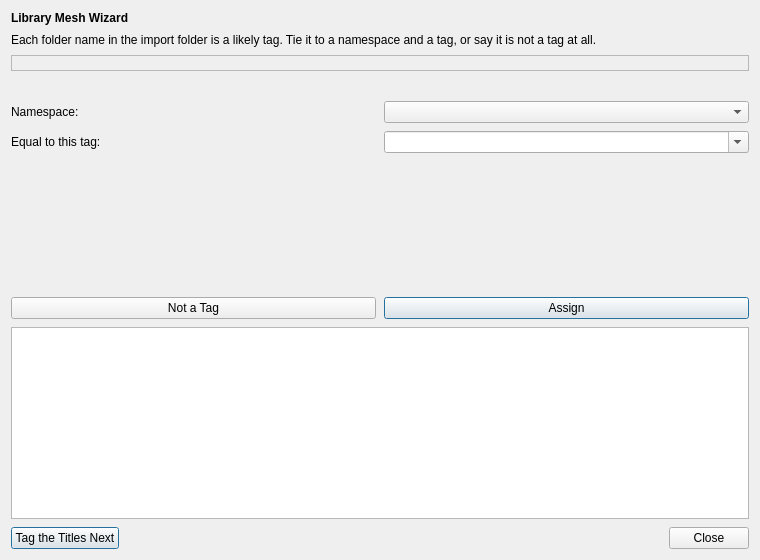
The window that importer/meshwindow.ui (trafficman/commcut) describes before a commit, drawn with Qt 5.
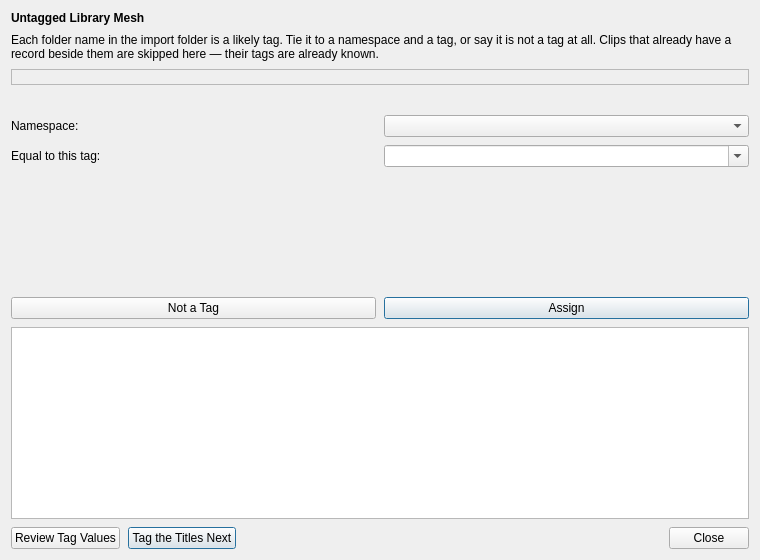
The same window after the commit.

Commit message: #33, initial phase for Tagged Library Mesh

```diff
--- a/importer/meshwindow.ui
+++ b/importer/meshwindow.ui
@@ -26,7 +26,7 @@
    <item>
     <widget class="QLabel" name="labelTitle">
      <property name="text">
-      <string>Library Mesh Wizard</string>
+      <string>Untagged Library Mesh</string>
      </property>
      <property name="styleSheet">
       <string notr="true">font-weight: bold;</string>
@@ -36,7 +36,7 @@
    <item>
     <widget class="QLabel" name="labelIntro">
      <property name="text">
-      <string>Each folder name in the import folder is a likely tag. Tie it to a namespace and a tag, or say it is not a tag at all.</string>
+      <string>Each folder name in the import folder is a likely tag. Tie it to a namespace and a tag, or say it is not a tag at all. Clips that already have a record beside them are skipped here — their tags are already known.</string>
      </property>
      <property name="wordWrap">
       <bool>true</bool>
@@ -181,6 +181,19 @@
    </item>
    <item>
     <layout class="QHBoxLayout" name="finishButtons">
+     <item>
+      <widget class="QPushButton" name="buttonValues">
+       <property name="visible">
+        <bool>false</bool>
+       </property>
+       <property name="toolTip">
+        <string>Skip the folder names. Ask, once per tag value, what each one should be called in your library — which is the only question left when every clip here already has a record.</string>
+       </property>
+       <property name="text">
+        <string>Review Tag Values</string>
+       </property>
+      </widget>
+     </item>
      <item>
       <widget class="QPushButton" name="buttonQueue">
        <property name="visible">
```
Left out of the diff: 2 changed lines with no effect on the pictures. The commit also changes 32 other files.
